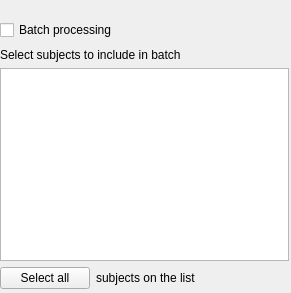
The window that designer_ui_files/batchingWidgetUi.ui (cibr-jyu/meggie) describes before a commit, drawn with Qt 5.
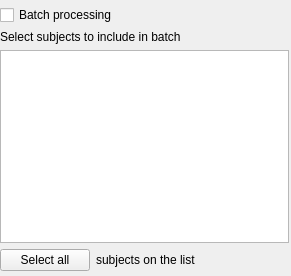
The same window after the commit.

```diff
--- a/designer_ui_files/batchingWidgetUi.ui
+++ b/designer_ui_files/batchingWidgetUi.ui
@@ -7,7 +7,7 @@
     <x>0</x>
     <y>0</y>
     <width>291</width>
-    <height>293</height>
+    <height>276</height>
    </rect>
   </property>
   <property name="windowTitle">
@@ -17,9 +17,9 @@
    <property name="geometry">
     <rect>
      <x>0</x>
-     <y>10</y>
+     <y>0</y>
      <width>289</width>
-     <height>41</height>
+     <height>31</height>
     </rect>
    </property>
    <layout class="QHBoxLayout" name="headingLayout">
@@ -55,7 +55,7 @@
    <property name="geometry">
     <rect>
      <x>0</x>
-     <y>48</y>
+     <y>30</y>
      <width>289</width>
      <height>241</height>
     </rect>
```
